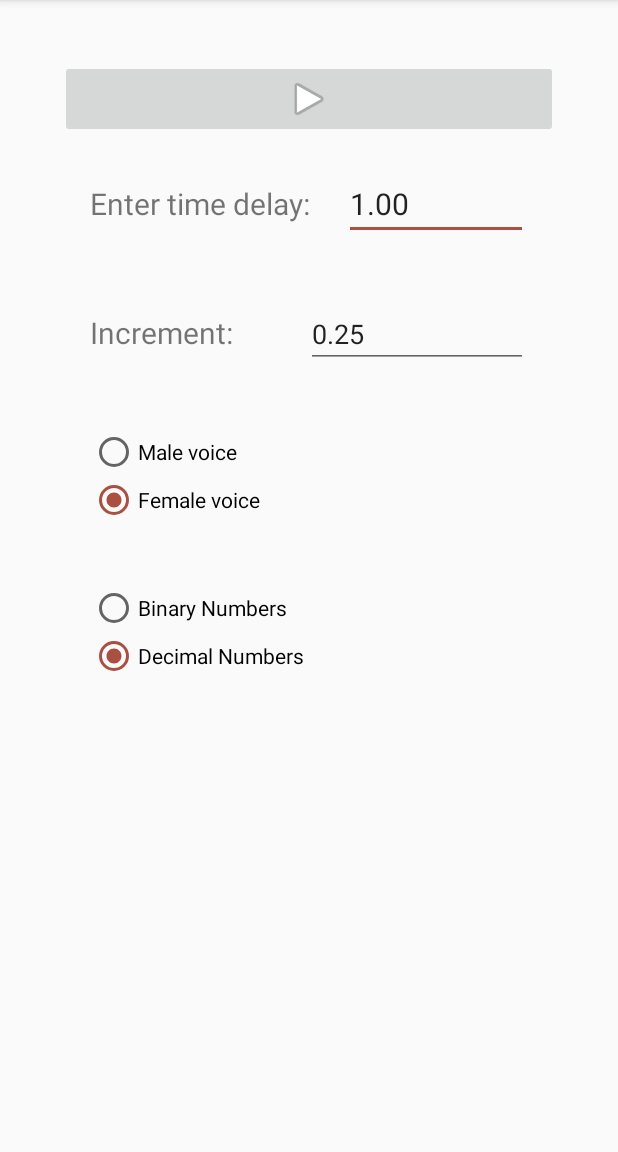
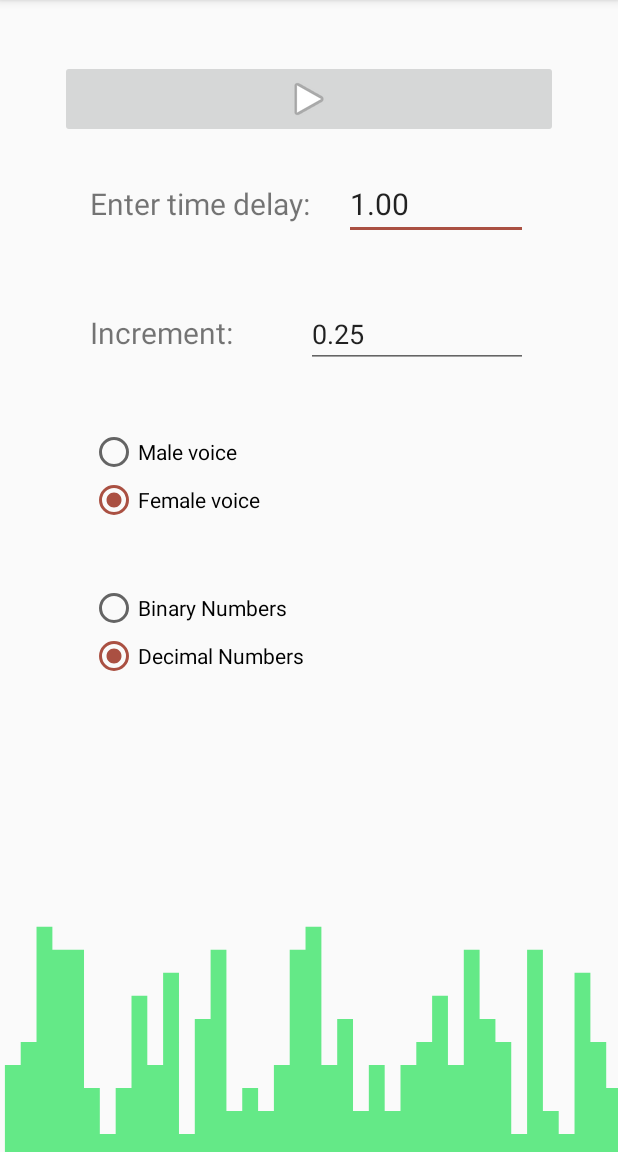
Before and after one commit to VivekThazhathattil/dekadico, an Android app: the screen it shows after launch (MainActivity), on a phone screen of 412 x 824 dp, the part 84-1236 px from its top. Run offline under Robolectric (Android 15) with nearby library versions, the phone set to English and light mode, and no system bars.

Commit message:
modify ui bg

```diff
--- /dev/null
+++ b/app/src/main/res/drawable/ic_bg_basic.xml
@@ -0,0 +1,10 @@
+<vector xmlns:android="http://schemas.android.com/apk/res/android"
+    android:width="900dp"
+    android:height="1600dp"
+    android:viewportWidth="900"
+    android:viewportHeight="1600">
+  <path
+      android:pathData="m7.13,1383.11v96H30.17v-32h23.03v-160h23.09v32h23.03v0h23.03v192h23.03v64h23.09v-64h23.03v-128h23.03v96h23.03v-128h23.09v224h23.03v-160h23.03v-96h23.03v224h23.03v-32h23.09v32h23.03v-64h23.03v-160h23.03v-32h23.09v192h23.03v-64h23.03v128h23.03v-64h23.09v64h23.03v-64h23.03v-32h23.03v-64h23.03v96h23.09v-160h23.03v96h23.03v32h23.03v128h23.09v-256h23.03v224h23.03v32h23.03v-224h23.09v96h23.03v64h23.03v96h-23.03v0h-23.03v0h-23.09v0h-23.03v0H790.69v0h-23.03v0h-23.09v0h-23.03v0h-23.03v0H675.47v0h-23.09v0h-23.03v0h-23.03v0h-23.03v0h-23.03v0h-23.09v0h-23.03v0H491.1v0h-23.03v0h-23.09v0h-23.03v0h-23.03v0h-23.03v0h-23.09v0h-23.03v0h-23.03v0h-23.03v0h-23.03v0h-23.09v0h-23.03v0h-23.03v0h-23.03v0h-23.09v0h-23.03v0H99.32v0H76.29v0H53.2v0H30.17v0H7.13v0z"
+      android:strokeWidth="0.790031"
+      android:fillColor="#a2d9ff"/>
+</vector>
--- a/app/src/main/res/layout/spoken_numbers_ingame_fragment.xml
+++ b/app/src/main/res/layout/spoken_numbers_ingame_fragment.xml
@@ -3,6 +3,8 @@
     xmlns:tools="http://schemas.android.com/tools"
     android:layout_width="match_parent"
     android:layout_height="match_parent"
+    android:background="@drawable/ic_bg_basic"
+    android:backgroundTint="#D291BC"
     tools:context=".spoken_numbers_ingame_fragment">
 
     <LinearLayout
--- a/app/src/main/res/layout/spoken_numbers_main_fragment.xml
+++ b/app/src/main/res/layout/spoken_numbers_main_fragment.xml
@@ -8,7 +8,9 @@
 
     <androidx.constraintlayout.widget.ConstraintLayout
         android:layout_width="match_parent"
-        android:layout_height="match_parent">
+        android:layout_height="match_parent"
+        android:background="@drawable/ic_bg_basic"
+        android:backgroundTint="#64E987">
 
         <LinearLayout
             android:id="@+id/main_menu_container"
@@ -26,6 +28,7 @@
                 android:id="@+id/start_button"
                 android:layout_width="match_parent"
                 android:layout_height="wrap_content"
+                android:contentDescription="Begin training"
                 android:minWidth="50dp"
                 android:src="@android:drawable/ic_media_play" />
 
@@ -41,6 +44,7 @@
                     android:layout_width="279dp"
                     android:layout_height="wrap_content"
                     android:layout_weight="1"
+                    android:contentDescription="The amount of time interval between speaking two numbers"
                     android:text="Enter time delay:"
                     android:textSize="20sp" />
 
@@ -49,6 +53,7 @@
                     android:layout_width="wrap_content"
                     android:layout_height="wrap_content"
                     android:layout_weight="1"
+                    android:contentDescription="The amount of time the user wishes to manually increment or decrement the original time interval"
                     android:ems="10"
                     android:inputType="numberDecimal"
                     android:textSize="20sp" />
--- a/app/src/main/res/layout/spoken_numbers_recall_fragment.xml
+++ b/app/src/main/res/layout/spoken_numbers_recall_fragment.xml
@@ -4,7 +4,9 @@
     xmlns:tools="http://schemas.android.com/tools"
     android:layout_width="match_parent"
     android:layout_height="match_parent"
-    tools:context=".spoken_numbers_recall_fragment">
+    tools:context=".spoken_numbers_recall_fragment"
+    android:background="@drawable/ic_bg_basic"
+    android:backgroundTint="#957DAD">
 
     <androidx.constraintlayout.widget.ConstraintLayout
         android:layout_width="match_parent"
```
Also changed, not shown: app/src/main/res/drawable/ic_bg_latest.xml (added, +9 -0 lines), 7 other files.
